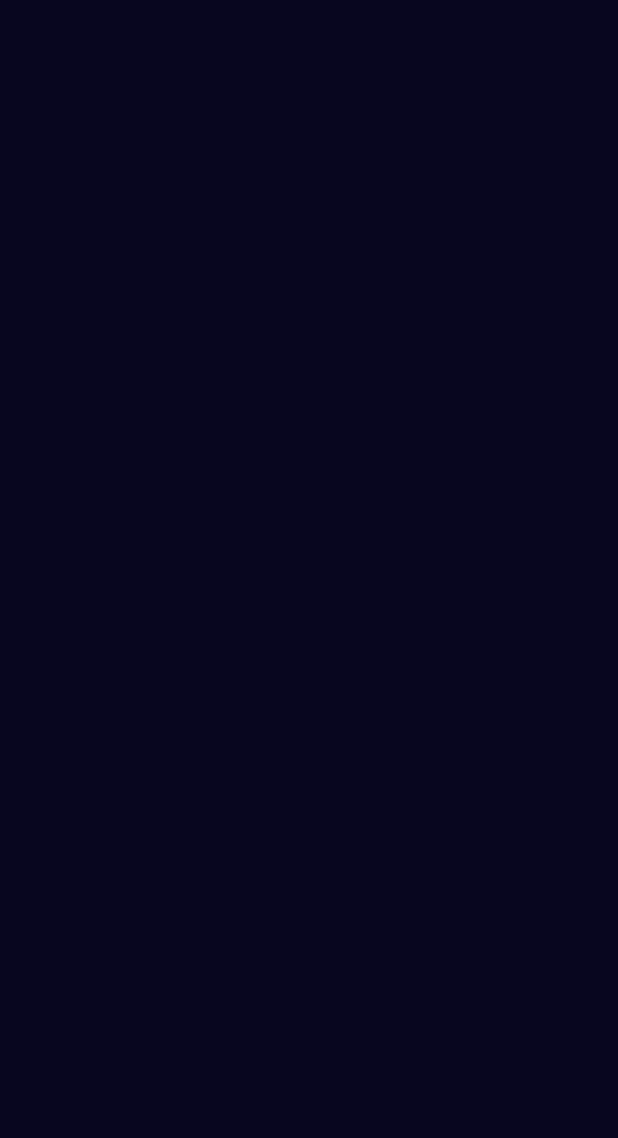
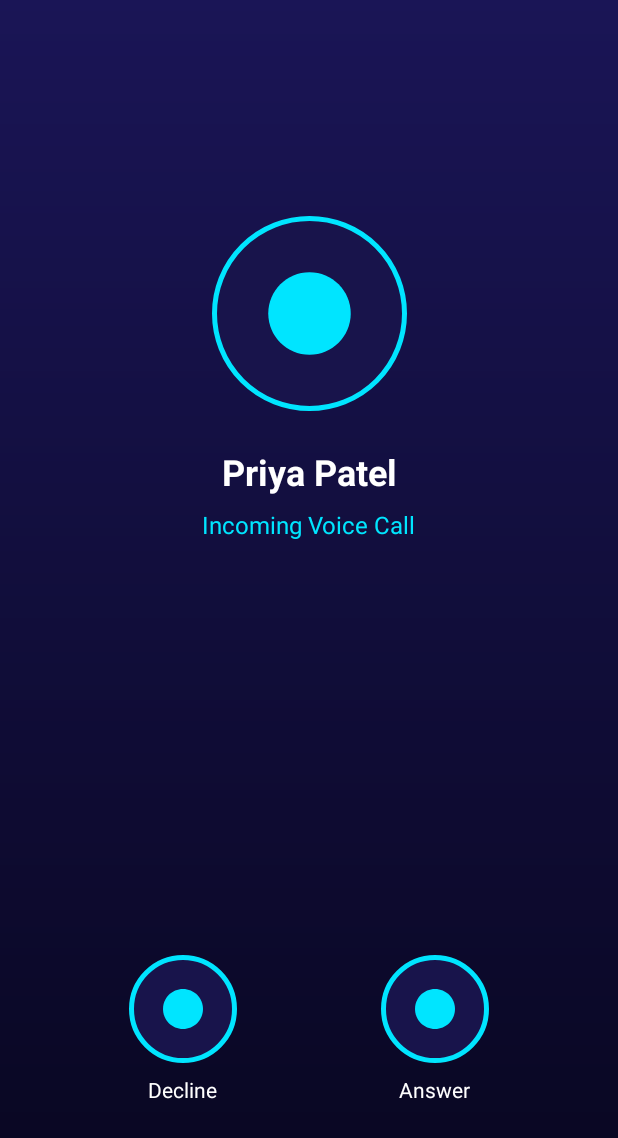
Before and after one commit to movieplayonion-byte/Calling, an Android app: the IncomingCallActivity screen opened directly, with no data from a screen before it, on a phone screen of 412 x 824 dp. Before the commit the part shown is empty. Shown: the top 1138 px of the screen. Run offline under Robolectric (Android 15) with nearby library versions, the phone set to English and light mode, and no system bars.

Commit message:
Enhance incoming call layout with new UI elements
Updated the layout for incoming call activity with a new background, added avatar, name and status TextViews, and created decline and answer button layouts.

```diff
--- a/app/src/main/res/layout/activity_incoming_call.xml
+++ b/app/src/main/res/layout/activity_incoming_call.xml
@@ -1,7 +1,103 @@
 <?xml version="1.0" encoding="utf-8"?>
 <androidx.constraintlayout.widget.ConstraintLayout xmlns:android="http://schemas.android.com/apk/res/android"
+    xmlns:app="http://schemas.android.com/apk/res-auto"
     android:layout_width="match_parent"
     android:layout_height="match_parent"
-    android:background="@color/navy_dark">
-    <!-- Structure placeholder for activity_incoming_call.xml - to be updated in Phase 2 -->
+    android:background="@drawable/bg_dark_gradient"
+    android:padding="24dp">
+
+    <ImageView
+        android:id="@+id/ivIncomingAvatar"
+        android:layout_width="130dp"
+        android:layout_height="130dp"
+        android:layout_marginTop="120dp"
+        android:background="@drawable/bg_circle_cyan_glow"
+        android:padding="32dp"
+        android:src="@drawable/ic_call"
+        app:layout_constraintEnd_toEndOf="parent"
+        app:layout_constraintStart_toStartOf="parent"
+        app:layout_constraintTop_toTopOf="parent" />
+
+    <TextView
+        android:id="@+id/tvIncomingName"
+        android:layout_width="wrap_content"
+        android:layout_height="wrap_content"
+        android:layout_marginTop="24dp"
+        android:text="Priya Patel"
+        android:textColor="@color/text_white"
+        android:textSize="24sp"
+        android:textStyle="bold"
+        app:layout_constraintEnd_toEndOf="parent"
+        app:layout_constraintStart_toStartOf="parent"
+        app:layout_constraintTop_toBottomOf="@+id/ivIncomingAvatar" />
+
+    <TextView
+        android:id="@+id/tvIncomingStatus"
+        android:layout_width="wrap_content"
+        android:layout_height="wrap_content"
+        android:layout_marginTop="8dp"
+        android:text="Incoming Voice Call"
+        android:textColor="@color/cyan_neon"
+        android:textSize="16sp"
+        app:layout_constraintEnd_toEndOf="parent"
+        app:layout_constraintStart_toStartOf="parent"
+        app:layout_constraintTop_toBottomOf="@+id/tvIncomingName" />
+
+    <!-- Decline & Answer Buttons Layout -->
+    <LinearLayout
+        android:layout_width="match_parent"
+        android:layout_height="wrap_content"
+        android:layout_marginBottom="64dp"
+        android:gravity="center"
+        android:orientation="horizontal"
+        app:layout_constraintBottom_toBottomOf="parent">
+
+        <!-- Decline -->
+        <LinearLayout
+            android:layout_width="wrap_content"
+            android:layout_height="wrap_content"
+            android:layout_marginEnd="48dp"
+            android:gravity="center"
+            android:orientation="vertical">
+            <ImageView
+                android:id="@+id/btnDeclineCall"
+                android:layout_width="72dp"
+                android:layout_height="72dp"
+                android:background="@drawable/bg_circle_cyan_glow"
+                android:padding="20dp"
+                android:src="@drawable/ic_end_call" />
+            <TextView
+                android:layout_width="wrap_content"
+                android:layout_height="wrap_content"
+                android:layout_marginTop="8dp"
+                android:text="Decline"
+                android:textColor="@color/text_white"
+                android:textSize="14sp" />
+        </LinearLayout>
+
+        <!-- Answer -->
+        <LinearLayout
+            android:layout_width="wrap_content"
+            android:layout_height="wrap_content"
+            android:layout_marginStart="48dp"
+            android:gravity="center"
+            android:orientation="vertical">
+            <ImageView
+                android:id="@+id/btnAnswerCall"
+                android:layout_width="72dp"
+                android:layout_height="72dp"
+                android:background="@drawable/bg_circle_cyan_glow"
+                android:padding="20dp"
+                android:src="@drawable/ic_call" />
+            <TextView
+                android:layout_width="wrap_content"
+                android:layout_height="wrap_content"
+                android:layout_marginTop="8dp"
+                android:text="Answer"
+                android:textColor="@color/text_white"
+                android:textSize="14sp" />
+        </LinearLayout>
+
+    </LinearLayout>
+
 </androidx.constraintlayout.widget.ConstraintLayout>
```
